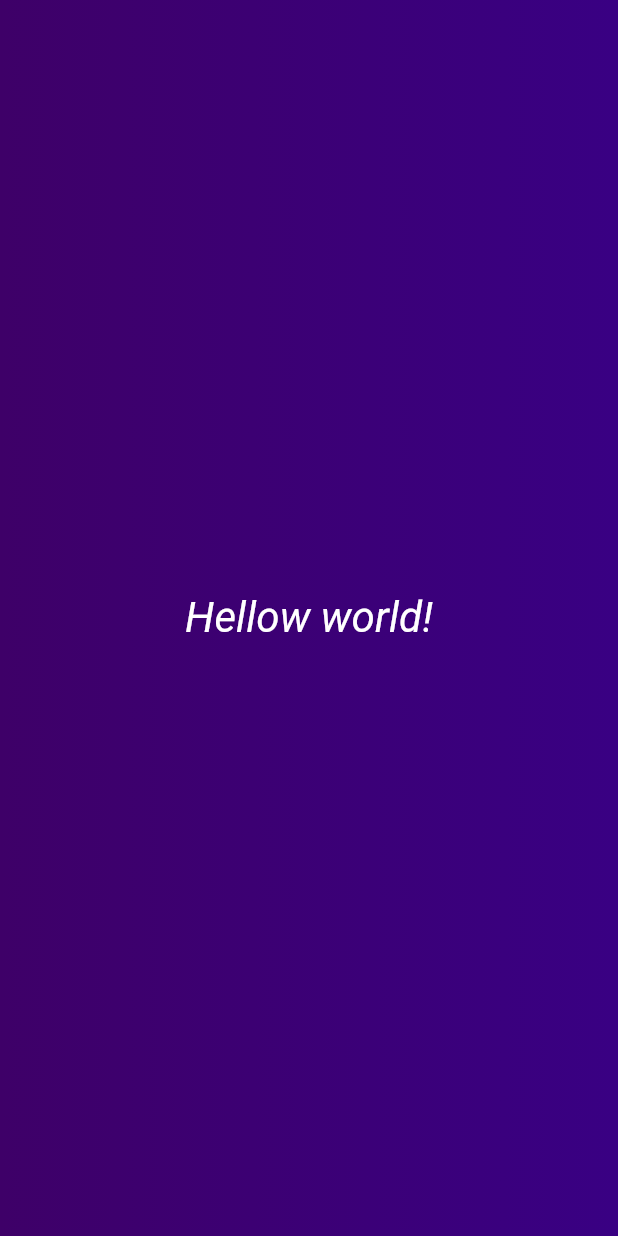
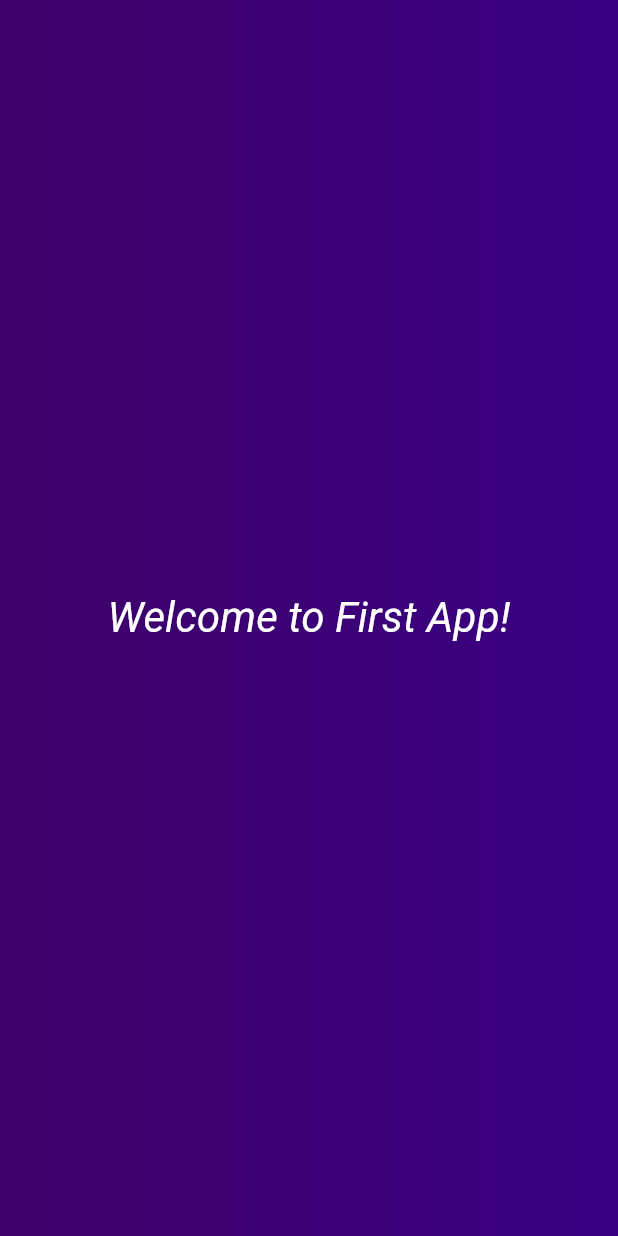
Before and after one commit to abdhulla-k/LOADING-DART, a Flutter app: the screen it shows after launch, on a phone screen of 412 x 824 dp. Run offline on Flutter 3.47's test engine with Material 2 defaults, Android fonts, the phone set to English and light mode, and no system bars.

```diff
--- a/lib/main.dart
+++ b/lib/main.dart
@@ -1,12 +1,21 @@
-import 'dart:ffi';
-
 import 'package:flutter/material.dart';
 
 void main() {
   runApp(
-    MaterialApp(
+    const MaterialApp(
       home: Scaffold(
-        body: Container(
+        body: GradientContainer(),
+      ),
+    ),
+  );
+}
+
+class GradientContainer extends StatelessWidget {
+  const GradientContainer({super.key});
+
+  @override
+  Widget build(context) {
+    return Container(
       decoration: const BoxDecoration(
         gradient: LinearGradient(
           colors: [
@@ -22,11 +31,8 @@ void main() {
               fontStyle: FontStyle.italic,
               fontSize: 28.0,
             ),
-              'Hellow world!',
-            ),
-          ),
-        ),
-      ),
+            'Welcome to First App!'),
       ),
     );
   }
+}
```
Lines whose indentation alone changed are shown as unchanged.
